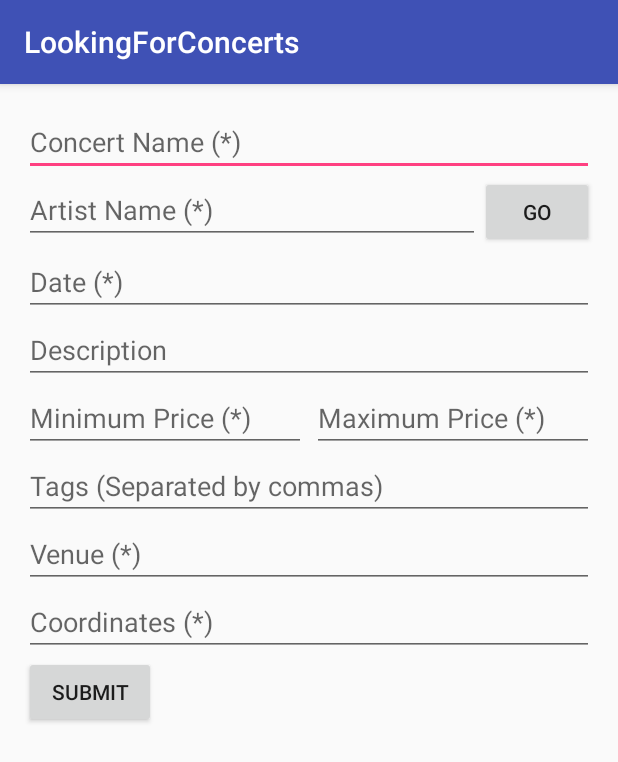
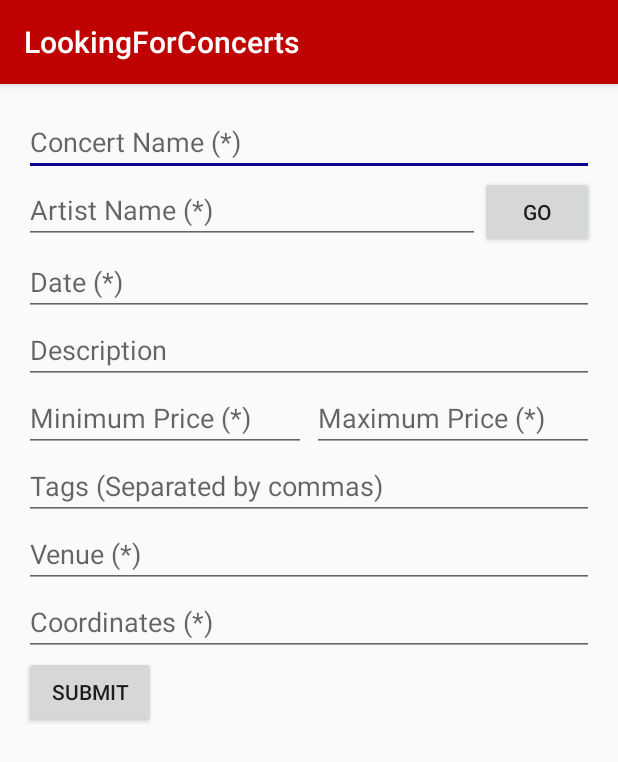
Before and after one commit to bounswe/bounswe2017group2, an Android app: the CreateConcertActivity screen opened directly, with no data from a screen before it, on a phone screen of 412 x 824 dp. Shown: the top 762 px of the screen. Run offline under Robolectric (Android 15) with nearby library versions, the phone set to English and light mode, and no system bars; our stand-ins replace Picasso; pictures from the network do not load.

Commit message:
Theme colors is changed

```diff
--- a/Android/app/src/main/res/values/colors.xml
+++ b/Android/app/src/main/res/values/colors.xml
@@ -1,6 +1,6 @@
 <?xml version="1.0" encoding="utf-8"?>
 <resources>
-    <color name="colorPrimary">#3F51B5</color>
-    <color name="colorPrimaryDark">#303F9F</color>
-    <color name="colorAccent">#FF4081</color>
+    <color name="colorPrimary">#bf0303</color>
+    <color name="colorPrimaryDark">#8e0404</color>
+    <color name="colorAccent">#0a038e</color>
 </resources>
```
